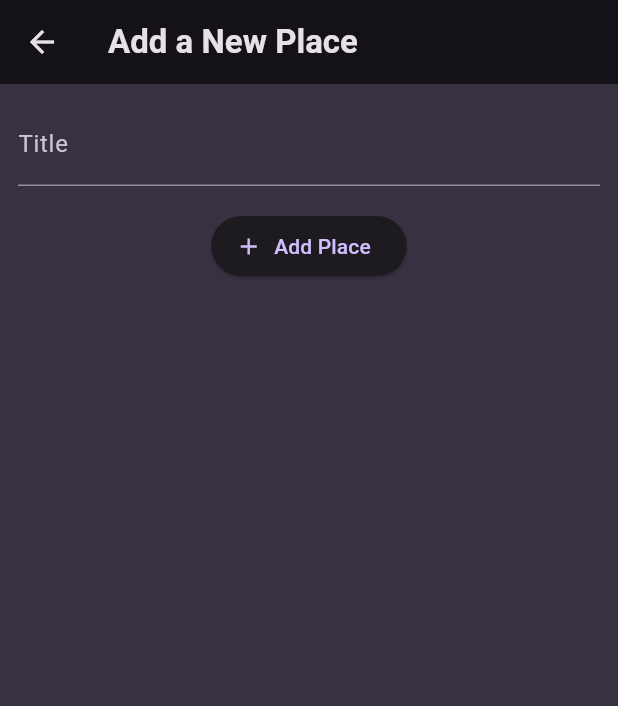
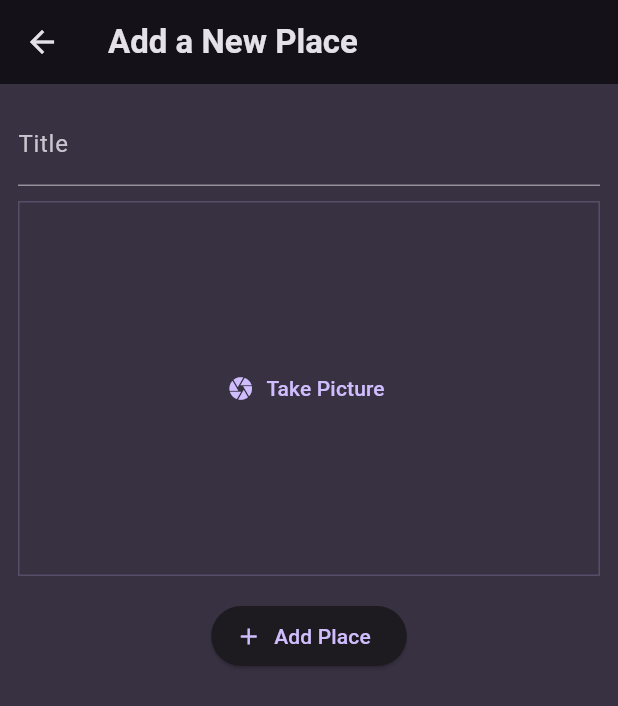
Before and after one commit to evanz1215/flutter_favorite_places_app, a Flutter app: the AddPlaceScreen screen opened directly, on a phone screen of 412 x 824 dp. Shown: the top 706 px of the screen. Run offline on Flutter 3.47's test engine with Material 3 defaults, Android fonts, the light colour scheme and no system bars; our stand-ins replace flutter_riverpod, google_fonts.

Commit message:
準備加入使用手機拍照圖片功能

```diff
--- a/lib/screens/add_place.dart
+++ b/lib/screens/add_place.dart
@@ -1,6 +1,7 @@
 import 'package:flutter/material.dart';
 import 'package:flutter/widgets.dart';
 import 'package:flutter_favorite_places_app/providers/user_places.dart';
+import 'package:flutter_favorite_places_app/widgets/image_input.dart';
 import 'package:flutter_riverpod/flutter_riverpod.dart';
 
 class AddPlaceScreen extends ConsumerStatefulWidget {
@@ -46,6 +47,8 @@
                 controller: _titleController,
                 style: TextStyle(color: Theme.of(context).colorScheme.onBackground),
               ),
+              const SizedBox(height: 10),
+              const ImageInput(),
               const SizedBox(height: 16),
               ElevatedButton.icon(
                 onPressed: _savePlace,
--- /dev/null
+++ b/lib/widgets/image_input.dart
@@ -0,0 +1,32 @@
+import 'package:flutter/material.dart';
+
+class ImageInput extends StatefulWidget {
+  const ImageInput({super.key});
+
+  @override
+  State<ImageInput> createState() => _ImageInputState();
+}
+
+class _ImageInputState extends State<ImageInput> {
+  void _takePicture() {}
+
+  @override
+  Widget build(BuildContext context) {
+    return Container(
+      decoration: BoxDecoration(
+        border: Border.all(
+          width: 1,
+          color: Theme.of(context).colorScheme.primary.withOpacity(0.2),
+        ),
+      ),
+      height: 250,
+      width: double.infinity,
+      alignment: Alignment.center,
+      child: TextButton.icon(
+        onPressed: () {},
+        icon: const Icon(Icons.camera),
+        label: const Text('Take Picture'),
+      ),
+    );
+  }
+}
```
